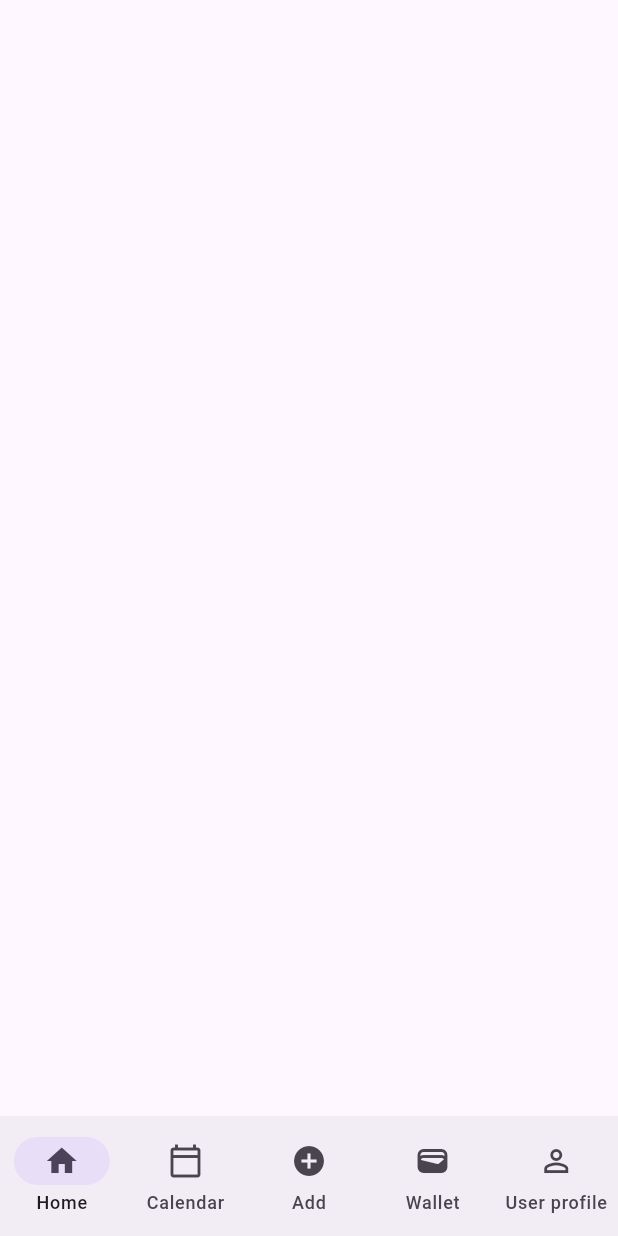
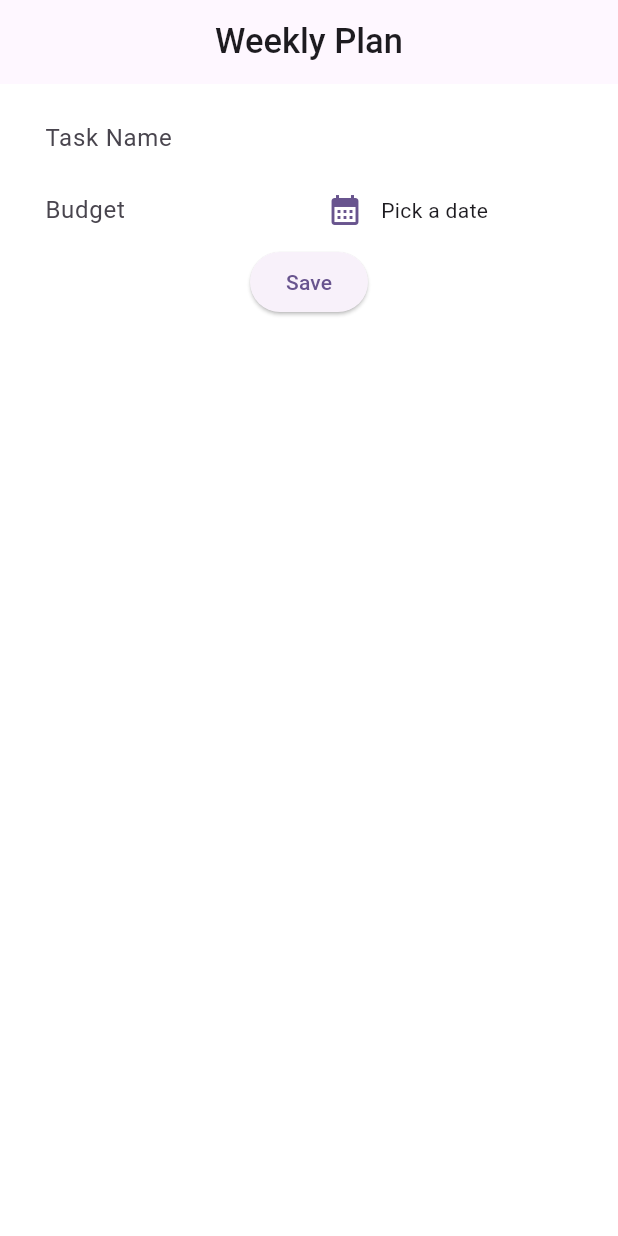
Before and after one commit to RMIT-Budgetly/budgetly, a Flutter app: the screen it shows after launch, on a phone screen of 412 x 824 dp. Run offline on Flutter 3.47's test engine with Material 2 defaults, Android fonts, the phone set to English and light mode, and no system bars.

Commit message:
basic ui for the weekly plan feature

```diff
--- a/lib/main.dart
+++ b/lib/main.dart
@@ -1,5 +1,6 @@
 import 'package:flutter/material.dart';
 import 'package:personal_finance/pages/home_page/home.dart';
+import 'package:personal_finance/pages/weekly_plan/weekly_plan_form.dart';
 
 void main() {
   runApp(const MyApp());
@@ -32,7 +33,7 @@ class MyApp extends StatelessWidget {
         colorScheme: ColorScheme.fromSeed(seedColor: Colors.deepPurple),
         useMaterial3: true,
       ),
-      home: const HomePage(),
+      home: WeeklyPlanForm(),
     );
   }
 }
--- /dev/null
+++ b/lib/pages/weekly_plan/weekly_plan_form.dart
@@ -0,0 +1,123 @@
+import 'package:flutter/material.dart';
+import 'package:intl/intl.dart';
+
+var formatter = DateFormat.yMd();
+
+class WeeklyPlanForm extends StatefulWidget {
+  const WeeklyPlanForm({super.key});
+  @override
+  State<WeeklyPlanForm> createState() {
+    return WeeklyPlanFormState();
+  }
+}
+
+class WeeklyPlanFormState extends State<WeeklyPlanForm> {
+  final _formKey = GlobalKey<FormState>();
+  var _inputTaskName = '';
+  var _inputBudget = '0';
+  DateTime? _selectedDate;
+
+  void onDatePicker() async {
+    DateTime now = DateTime.now();
+    DateTime end = DateTime(now.year, now.month + 1, now.day);
+    final chooseDate = await showDatePicker(
+        context: context, initialDate: now, firstDate: now, lastDate: end);
+    if (chooseDate != null) {
+      setState(() {
+        _selectedDate = chooseDate;
+      });
+    }
+  }
+
+  void onSubmit() {
+    if (_formKey.currentState!.validate()) {
+      _formKey.currentState!.save();
+      print(_inputTaskName);
+      print(_inputBudget);
+      print(_selectedDate);
+    }
+  }
+
+  @override
+  Widget build(BuildContext context) {
+    return Scaffold(
+      appBar: AppBar(
+        centerTitle: true,
+        title: const Text(
+          "Weekly Plan",
+          style: TextStyle(fontWeight: FontWeight.w500, fontSize: 23),
+        ),
+      ),
+      backgroundColor: Colors.white,
+      body: Padding(
+        padding: const EdgeInsets.symmetric(horizontal: 30, vertical: 12),
+        child: Form(
+          key: _formKey,
+          child: Column(
+            children: [
+              TextFormField(
+                decoration: const InputDecoration(
+                  border: InputBorder.none,
+                  hintText: 'Task Name',
+                ),
+                validator: (value) {
+                  if (value == null ||
+                      value.isEmpty ||
+                      value.trim().length == 1 ||
+                      value.trim().length > 100) {
+                    return 'Invalid Task Name. Please again';
+                  }
+                  return null;
+                },
+                onSaved: (newValue) {
+                  _inputTaskName = newValue!;
+                },
+              ),
+              Row(
+                children: [
+                  Expanded(
+                    child: TextFormField(
+                      keyboardType: TextInputType.number,
+                      decoration: const InputDecoration(
+                        hintText: 'Budget',
+                        border: InputBorder.none,
+                      ),
+                      validator: (value) {
+                        if (value == null ||
+                            value.isEmpty ||
+                            int.tryParse(value) == null ||
+                            int.tryParse(value)! <= 0) {
+                          return 'invalid budget!!';
+                        }
+                        return null;
+                      },
+                      onSaved: (newValue) {
+                        _inputBudget = newValue!;
+                      },
+                    ),
+                  ),
+                  Expanded(
+                    child: Row(
+                      crossAxisAlignment: CrossAxisAlignment.center,
+                      children: [
+                        IconButton(
+                          onPressed: onDatePicker,
+                          icon: const Icon(Icons.calendar_month),
+                          color: Theme.of(context).primaryColor,
+                        ),
+                        Text(_selectedDate == null
+                            ? "Pick a date"
+                            : formatter.format(_selectedDate!)), //
+                      ],
+                    ),
+                  )
+                ],
+              ),
+              ElevatedButton(onPressed: onSubmit, child: const Text("Save"))
+            ],
+          ),
+        ),
+      ),
+    );
+  }
+}
--- a/pubspec.yaml
+++ b/pubspec.yaml
@@ -35,6 +35,7 @@ dependencies:
   # The following adds the Cupertino Icons font to your application.
   # Use with the CupertinoIcons class for iOS style icons.
   cupertino_icons: ^1.0.2
+  intl: ^0.18.1
 
 dev_dependencies:
   flutter_test:
```
Also changed, not shown: pubspec.lock.
